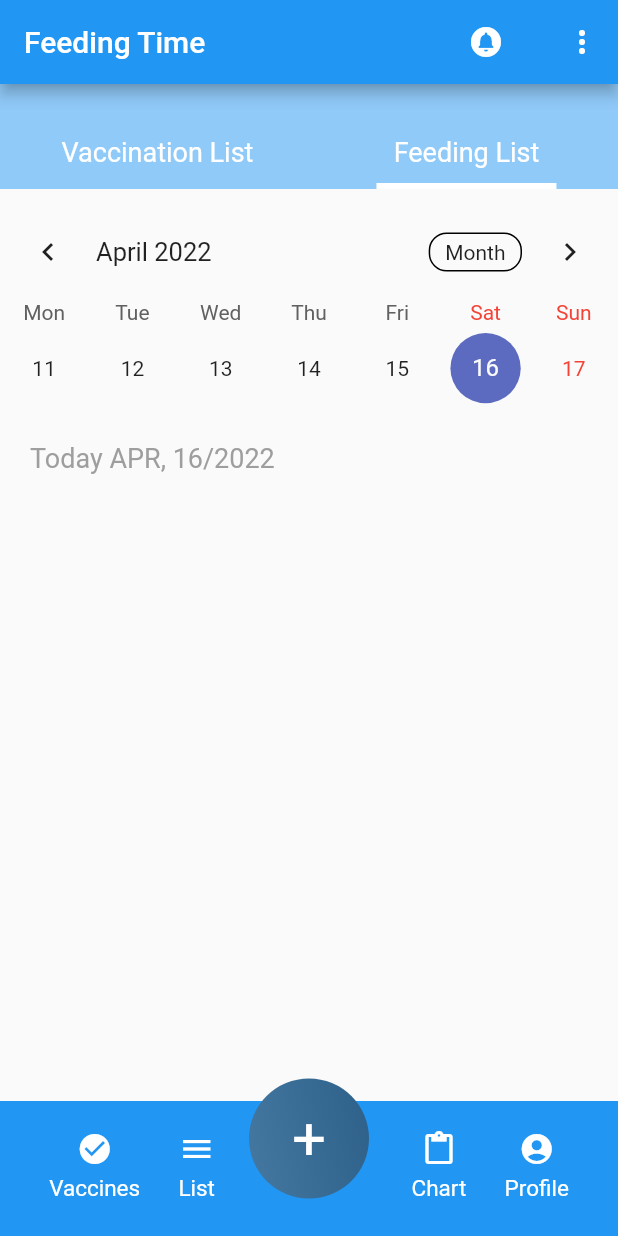
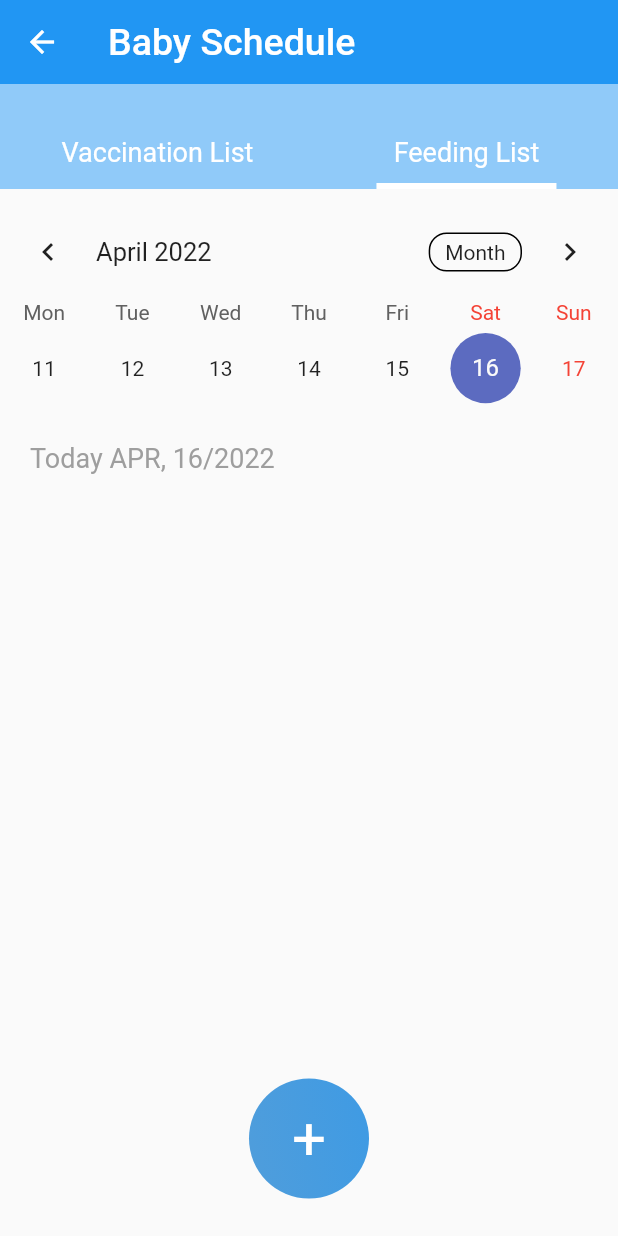
Before and after one commit to RaiyanJahangir/Capstone-Project, a Flutter app: the homePage screen opened directly, after a tap on "Feeding List", on a phone screen of 412 x 824 dp. Run offline on Flutter 3.47's test engine with Material 2 defaults, Android fonts, the phone set to English and light mode, and no system bars; drawn by our look-alikes of table_calendar; our stand-ins replace cloud_firestore, datetime_picker_formfield, firebase_auth, firebase_core, firebase_database, firebase_messaging and 4 more; accounts and stored records are empty.

Commit message:
Radio button added and chart,list button removed

```diff
--- a/lib/screens/Vaccine_Feeding.dart
+++ b/lib/screens/Vaccine_Feeding.dart
@@ -90,96 +90,23 @@ class _homePageState extends State<homePage> {
 
           return Scaffold(
             appBar: AppBar(
-              centerTitle: true,
-              title: Row(
-                  mainAxisAlignment: MainAxisAlignment.center,
-                  crossAxisAlignment: CrossAxisAlignment.center,
-                  children: <Widget>[
-                    Expanded(child: Text('Feeding Time')),
-                    IconButton(
-                      icon: Icon(
-                        Icons.circle_notifications,
-                        color: Colors.white,
-                        size: 24.0,
-                      ),
-                      onPressed: () {
-                        Navigator.of(context).push(MaterialPageRoute(
-                            builder: (c) => NotificationScreen()));
-                      },
-                    ),
-                  ]),
-              actions: [
-                PopupMenuButton(
-                  icon: Icon(Icons.more_vert),
-                  itemBuilder: (BuildContext context) => <PopupMenuEntry>[
-                    PopupMenuItem(
-                      child: ListTile(
-                        //var a;
-                        leading: Icon(
-                          Icons.account_circle,
-                          color: Colors.blue,
-                          size: 24.0,
-                        ),
-                        //title: const Text(size ?? ''),
-                        title: Text(
-                          "User Profile",
-                        ),
-                        subtitle: Text(
-                          "${loggedInUser.name}",
-                        ),
-                        //onTap: () => Navigator.of(context).push(MaterialPageRoute(builder: (c) => SensorScreen())),
-                        onTap: () => Navigator.of(context)
-                            .push(MaterialPageRoute(builder: (c) => Home())),
-                      ),
-                    ),
-                    PopupMenuItem(
-                      child: ListTile(
-                        leading: Icon(
-                          Icons.logout,
-                          color: Colors.blue,
-                        ),
-                        title: Text('Logout'),
-                        onTap: () => showDialog(
-                            context: context,
-                            builder: (context) {
-                              return AlertDialog(
-                                title: Text("Confirm Logging Out ?",
-                                    textAlign: TextAlign.center,
-                                    style: TextStyle(
-                                        fontWeight: FontWeight.bold,
-                                        fontStyle: FontStyle.italic,
-                                        color: Colors.blue,
-                                        fontSize: 25)),
-                                actions: <Widget>[
-                                  TextButton(
-                                      onPressed: () {
-                                        logout(context);
-                                      },
-                                      child: Text("YES",
-                                          style: TextStyle(
-                                              fontWeight: FontWeight.bold,
-                                              fontStyle: FontStyle.italic,
-                                              color: Colors.blueAccent,
-                                              fontSize: 20))),
-                                  TextButton(
-                                      onPressed: () {
-                                        Navigator.pop(context);
-                                      },
-                                      child: Text("NO",
-                                          style: TextStyle(
-                                              fontWeight: FontWeight.bold,
-                                              fontStyle: FontStyle.italic,
-                                              color: Colors.blueAccent,
-                                              fontSize: 20)))
-                                ],
-                              );
-                            }),
-                      ),
-                    ),
-                  ],
+              //backgroundColor: Color(0xfff90CAF9),
+              backgroundColor: Colors.blue,
+              elevation: 0,
+              title: Text(
+                "Baby Schedule",
+                style: TextStyle(fontSize: 25),
+              ),
+              leading: IconButton(
+                icon: Icon(
+                  Icons.arrow_back,
+                  color: Colors.white,
                 ),
-              ],
-              //backgroundColor: Color.fromRGBO(232, 232, 242, 1),
+                onPressed: () {
+                  Navigator.push(context,
+                      MaterialPageRoute(builder: (context) => HomeScreen()));
+                },
+              ),
             ),
             body: Stack(
               children: [
@@ -391,7 +318,7 @@ class _homePageState extends State<homePage> {
                                       children: [
                                         taskWidget(
                                           Color(0xfff90CAF9),
-                                          "${i['date']}",
+                                          "${i['name']}",
                                           "${i['reason']}",
                                         ),
                                       ],
@@ -423,100 +350,100 @@ class _homePageState extends State<homePage> {
                       height: 110,
                       child: Stack(
                         children: [
-                          Positioned(
-                            bottom: 0,
-                            child: Container(
-                              height: 90,
-                              width: MediaQuery.of(context).size.width,
-                              color: Colors.blue,
-                              padding: EdgeInsets.all(20),
-                              child: Row(
-                                mainAxisAlignment:
-                                    MainAxisAlignment.spaceAround,
-                                children: [
-                                  Container(
-                                    child: Column(
-                                      children: [
-                                        Icon(
-                                          Icons.check_circle,
-                                          color: Colors.white,
-                                        ),
-                                        SizedBox(
-                                          height: 5,
-                                        ),
-                                        Text(
-                                          "Vaccines",
-                                          style: TextStyle(
-                                              color: Colors.white,
-                                              fontSize: 15),
-                                        )
-                                      ],
-                                    ),
-                                  ),
-                                  Container(
-                                    child: Column(
-                                      children: [
-                                        Icon(
-                                          Icons.menu,
-                                          color: Colors.white,
-                                        ),
-                                        SizedBox(
-                                          height: 5,
-                                        ),
-                                        Text(
-                                          "List",
-                                          style: TextStyle(
-                                              color: Colors.white,
-                                              fontSize: 15),
-                                        )
-                                      ],
-                                    ),
-                                  ),
-                                  Container(
-                                    width: 80,
-                                  ),
-                                  Container(
-                                    child: Column(
-                                      children: [
-                                        Icon(
-                                          Icons.content_paste,
-                                          color: Colors.white,
-                                        ),
-                                        SizedBox(
-                                          height: 5,
-                                        ),
-                                        Text(
-                                          "Chart",
-                                          style: TextStyle(
-                                              color: Colors.white,
-                                              fontSize: 15),
-                                        )
-                                      ],
-                                    ),
-                                  ),
-                                  Container(
-                                    child: Column(
-                                      children: [
-                                        Icon(
-                                          Icons.account_circle,
-                                          color: Colors.white,
-                                        ),
-                                        SizedBox(
-                                          height: 5,
-                                        ),
-                                        Text(
-                                          "Profile",
-                                          style: TextStyle(
-                                              color: Colors.white,
-                                              fontSize: 15),
-                                        )
-                                      ],
-                                    ),
-                                  ),
-                                ],
-                              ),
-                            ),
-                          ),
+                          // Positioned(
+                          //   bottom: 0,
+                          //   child: Container(
+                          //     height: 90,
+                          //     width: MediaQuery.of(context).size.width,
+                          //     color: Colors.blue,
+                          //     padding: EdgeInsets.all(20),
+                          //     child: Row(
+                          //       mainAxisAlignment:
+                          //           MainAxisAlignment.spaceAround,
+                          //       children: [
+                          //         Container(
+                          //           child: Column(
+                          //             children: [
+                          //               Icon(
+                          //                 Icons.check_circle,
+                          //                 color: Colors.white,
+                          //               ),
+                          //               SizedBox(
+                          //                 height: 5,
+                          //               ),
+                          //               Text(
+                          //                 "Vaccines",
+                          //                 style: TextStyle(
+                          //                     color: Colors.white,
+                          //                     fontSize: 15),
+                          //               )
+                          //             ],
+                          //           ),
+                          //         ),
+                          //         Container(
+                          //           child: Column(
+                          //             children: [
+                          //               Icon(
+                          //                 Icons.menu,
+                          //                 color: Colors.white,
+                          //               ),
+                          //               SizedBox(
+                          //                 height: 5,
+                          //               ),
+                          //               Text(
+                          //                 "List",
+                          //                 style: TextStyle(
+                          //                     color: Colors.white,
+                          //                     fontSize: 15),
+                          //               )
+                          //             ],
+                          //           ),
+                          //         ),
+                          //         Container(
+                          //           width: 80,
+                          //         ),
+                          //         Container(
+                          //           child: Column(
+                          //             children: [
+                          //               Icon(
+                          //                 Icons.content_paste,
+                          //                 color: Colors.white,
+                          //               ),
+                          //               SizedBox(
+                          //                 height: 5,
+                          //               ),
+                          //               Text(
+                          //                 "Chart",
+                          //                 style: TextStyle(
+                          //                     color: Colors.white,
+                          //                     fontSize: 15),
+                          //               )
+                          //             ],
+                          //           ),
+                          //         ),
+                          //         Container(
+                          //           child: Column(
+                          //             children: [
+                          //               Icon(
+                          //                 Icons.account_circle,
+                          //                 color: Colors.white,
+                          //               ),
+                          //               SizedBox(
+                          //                 height: 5,
+                          //               ),
+                          //               Text(
+                          //                 "Profile",
+                          //                 style: TextStyle(
+                          //                     color: Colors.white,
+                          //                     fontSize: 15),
+                          //               )
+                          //             ],
+                          //           ),
+                          //         ),
+                          //       ],
+                          //     ),
+                          //   ),
+                          // ),
                           Positioned(
                             bottom: 25,
                             left: 0,
@@ -531,7 +458,8 @@ class _homePageState extends State<homePage> {
                                       begin: Alignment.topRight,
                                       end: Alignment.bottomLeft,
                                       colors: [
-                                        Color.fromARGB(255, 6, 55, 95),
+                                        Colors.blue,
+                                        //Color.fromARGB(255, 86, 161, 223),
                                         Color.fromARGB(255, 109, 162, 204)
                                       ],
                                     ),
@@ -709,6 +637,13 @@ class _homePageState extends State<homePage> {
     //context, MaterialPageRoute(builder: (context) => openFeedingList()));
   }
 
+  openHomeList() {
+    Navigator.push(
+        context, MaterialPageRoute(builder: (context) => HomePage()));
+
+    //context, MaterialPageRoute(builder: (context) => openFeedingList()));
+  }
+
   openNewCheckList() {
     Navigator.push(
         context, MaterialPageRoute(builder: (context) => HomePage()));
```
Also changed, not shown: lib/screens/FeedingList.dart (+66 -104 lines), lib/screens/VaccinationList.dart (+108 -108 lines).
